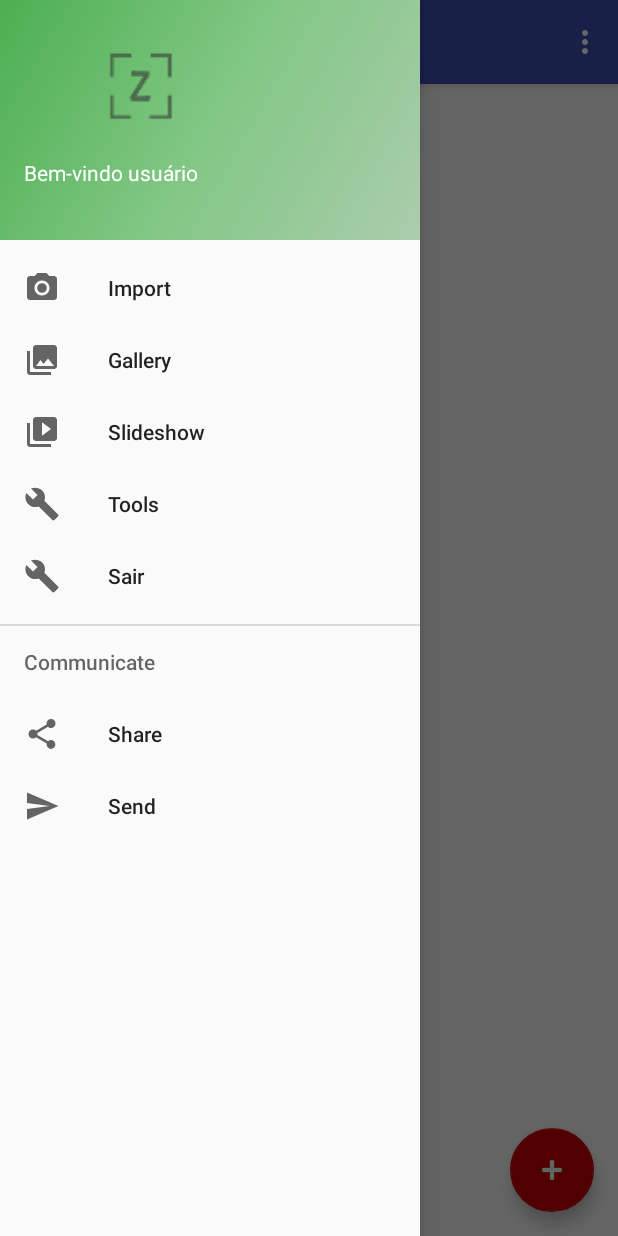
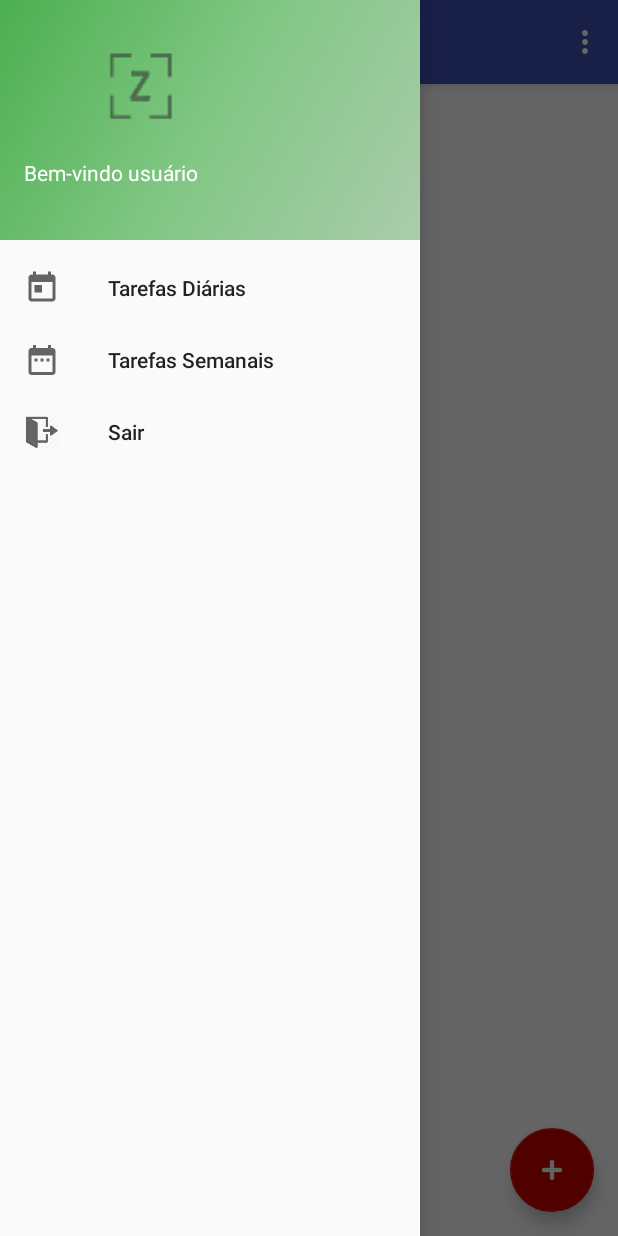
Before and after one commit to paulori22/ZenApp, an Android app: the TelaPrincipal screen opened directly, with no data from a screen before it, with the side drawer open, on a phone screen of 412 x 824 dp. Run offline under Robolectric (Android 15) with nearby library versions, the phone set to English and light mode, and no system bars; our stand-ins replace Firebase (no records; nobody signed in at launch, a user with empty details on screens opened directly); libraries missing offline, so code that uses them is left out: com.github.brnunes.swipeablerecyclerview; 2 statements that could not run were skipped.

Commit message:
Mudanca mo menu lateral, alterado os icones e agora so com tres opcoes tarefas diarias, semanais e sair

```diff
--- a/app/src/main/java/com/example/dispositivo/zenapp/CadastrarTarefa.java
+++ b/app/src/main/java/com/example/dispositivo/zenapp/CadastrarTarefa.java
@@ -1,6 +1,10 @@
 package com.example.dispositivo.zenapp;
 
+import android.animation.Animator;
+import android.animation.AnimatorListenerAdapter;
+import android.annotation.TargetApi;
 import android.content.Intent;
+import android.os.Build;
 import android.os.Bundle;
 import android.support.v7.app.AppCompatActivity;
 import android.support.v7.widget.LinearLayoutManager;
@@ -100,4 +104,5 @@ public class CadastrarTarefa extends AppCompatActivity {
             }
         });
     }
+
 }
--- a/app/src/main/java/com/example/dispositivo/zenapp/TelaPrincipal.java
+++ b/app/src/main/java/com/example/dispositivo/zenapp/TelaPrincipal.java
@@ -1,6 +1,10 @@
 package com.example.dispositivo.zenapp;
 
+import android.animation.Animator;
+import android.animation.AnimatorListenerAdapter;
+import android.annotation.TargetApi;
 import android.content.Intent;
+import android.os.Build;
 import android.os.Bundle;
 import android.os.Parcelable;
 import android.support.design.widget.FloatingActionButton;
@@ -149,19 +153,11 @@ public class TelaPrincipal extends AppCompatActivity
         // Handle navigation view item clicks here.
         int id = item.getItemId();
 
-        if (id == R.id.nav_camera) {
-            // Handle the camera action
-        } else if (id == R.id.nav_gallery) {
+        if (id == R.id.nav_diarias) {
+            // tarefas diariais
+        } else if (id == R.id.nav_semanais) {
 
-        } else if (id == R.id.nav_slideshow) {
-
-        } else if (id == R.id.nav_manage) {
-
-        } else if (id == R.id.nav_share) {
-
-        } else if (id == R.id.nav_send) {
-
-        } else if (id == R.id.nav_logout) {
+        }else if (id == R.id.nav_logout) {
             FirebaseAuth.getInstance().signOut();
             Intent Login = new Intent(getApplicationContext(),LoginActivity.class);
             startActivity(Login);
@@ -178,10 +174,7 @@ public class TelaPrincipal extends AppCompatActivity
         String nome = tarefa.getTitulo();
         String Descricao = tarefa.getDescricao();
 
-        //Toast.makeText(TelaPrincipal.this, nome , Toast.LENGTH_SHORT).show();
-        tarefa.setTitulo("atualizadissimo");
-        tarefa.setDescricao("boa garoto");
-        Toast.makeText(TelaPrincipal.this, "nome e descriçao atualizados" , Toast.LENGTH_SHORT).show();
+        Toast.makeText(TelaPrincipal.this, nome , Toast.LENGTH_SHORT).show();
     }
 
     public void setaRecyclerView() {
@@ -217,16 +210,6 @@ public class TelaPrincipal extends AppCompatActivity
             @Override
             public void onClick(View v) {
 
-                /*Tarefa tarefanew = new Tarefa();
-                tarefanew.setTitulo("Tarefa" + tarefasListas.size());
-                tarefanew.setDescricao("Descricao" + tarefasListas.size());
-                tarefanew.setId(String.valueOf(tarefasListas.size()));
-                bd.cadastrarTarefaDiaria(tarefanew);
-
-                //Adiciona a pessoa1 e avisa o adapter que o conteúdo
-                //da lista foi alterado
-                tarefasListas.add(tarefanew);
-                adapter.notifyDataSetChanged();*/
                 Intent CadastrarTarefa = new Intent(getApplicationContext(), CadastrarTarefa.class);
                 CadastrarTarefa.putExtra("com.example.dispositivo.zenapp.id_tarefa",String.valueOf(tarefasListas.size()));
                 startActivity(CadastrarTarefa);
@@ -257,11 +240,11 @@ public class TelaPrincipal extends AppCompatActivity
                                 for (final int position : reverseSortedPositions) {
                                     Toast.makeText(TelaPrincipal.this, tarefasListas.get(position).getTitulo() + " swiped left", Toast.LENGTH_SHORT).show();
                                     Snackbar snackbar = Snackbar
-                                            .make(mRecyclerView, "Desfazer Delete", Snackbar.LENGTH_LONG)
+                                            .make(mRecyclerView, "Desfazer remover tarefa", Snackbar.LENGTH_LONG)
                                             .setAction("UNDO", new View.OnClickListener() {
                                                 @Override
                                                 public void onClick(View view) {
-                                                    Snackbar snackbar1 = Snackbar.make(mRecyclerView, "Operacao de delete desfeita", Snackbar.LENGTH_SHORT);
+                                                    Snackbar snackbar1 = Snackbar.make(mRecyclerView, "Operacao de remover tarefa desfeita", Snackbar.LENGTH_SHORT);
                                                     snackbar1.show();
                                                     tarefasListas.add(del,retorna);
                                                     bd.cadastrarTarefaDiaria(retorna);
@@ -285,11 +268,11 @@ public class TelaPrincipal extends AppCompatActivity
                                 for (int position : reverseSortedPositions) {
                                     Toast.makeText(TelaPrincipal.this, tarefasListas.get(position).getTitulo() + " swiped right", Toast.LENGTH_SHORT).show();
                                     Snackbar snackbar = Snackbar
-                                            .make(mRecyclerView, "Desfazer Delete", Snackbar.LENGTH_LONG)
+                                            .make(mRecyclerView, "Desfazer remover tarefa", Snackbar.LENGTH_LONG)
                                             .setAction("UNDO", new View.OnClickListener() {
                                                 @Override
                                                 public void onClick(View view) {
-                                                    Snackbar snackbar1 = Snackbar.make(mRecyclerView, "Operacao de delete desfeita", Snackbar.LENGTH_SHORT);
+                                                    Snackbar snackbar1 = Snackbar.make(mRecyclerView, "Operacao de remover tarefa desfeita", Snackbar.LENGTH_SHORT);
                                                     snackbar1.show();
                                                     tarefasListas.add(del,retorna);
                                                     bd.cadastrarTarefaDiaria(retorna);
@@ -311,6 +294,8 @@ public class TelaPrincipal extends AppCompatActivity
                         });
 
         mRecyclerView.addOnItemTouchListener(swipeTouchListener);
+
+
     }
 
 
--- /dev/null
+++ b/app/src/main/res/drawable/ic_menu_diarias.xml
@@ -0,0 +1,9 @@
+<vector xmlns:android="http://schemas.android.com/apk/res/android"
+        android:width="24dp"
+        android:height="24dp"
+        android:viewportWidth="24.0"
+        android:viewportHeight="24.0">
+    <path
+        android:fillColor="#FF000000"
+        android:pathData="M19,3h-1L18,1h-2v2L8,3L8,1L6,1v2L5,3c-1.11,0 -1.99,0.9 -1.99,2L3,19c0,1.1 0.89,2 2,2h14c1.1,0 2,-0.9 2,-2L21,5c0,-1.1 -0.9,-2 -2,-2zM19,19L5,19L5,8h14v11zM7,10h5v5L7,15z"/>
+</vector>
--- /dev/null
+++ b/app/src/main/res/drawable/ic_menu_semanais.xml
@@ -0,0 +1,9 @@
+<vector xmlns:android="http://schemas.android.com/apk/res/android"
+        android:width="24dp"
+        android:height="24dp"
+        android:viewportWidth="24.0"
+        android:viewportHeight="24.0">
+    <path
+        android:fillColor="#FF000000"
+        android:pathData="M9,11L7,11v2h2v-2zM13,11h-2v2h2v-2zM17,11h-2v2h2v-2zM19,4h-1L18,2h-2v2L8,4L8,2L6,2v2L5,4c-1.11,0 -1.99,0.9 -1.99,2L3,20c0,1.1 0.89,2 2,2h14c1.1,0 2,-0.9 2,-2L21,6c0,-1.1 -0.9,-2 -2,-2zM19,20L5,20L5,9h14v11z"/>
+</vector>
--- a/app/src/main/res/menu/activity_tela_principal_drawer.xml
+++ b/app/src/main/res/menu/activity_tela_principal_drawer.xml
@@ -3,38 +3,16 @@
 
     <group android:checkableBehavior="single">
         <item
-            android:id="@+id/nav_camera"
-            android:icon="@drawable/ic_menu_camera"
-            android:title="Import" />
+            android:id="@+id/nav_diarias"
+            android:icon="@drawable/ic_menu_diarias"
+            android:title="Tarefas Diárias" />
         <item
-            android:id="@+id/nav_gallery"
-            android:icon="@drawable/ic_menu_gallery"
-            android:title="Gallery" />
-        <item
-            android:id="@+id/nav_slideshow"
-            android:icon="@drawable/ic_menu_slideshow"
-            android:title="Slideshow" />
-        <item
-            android:id="@+id/nav_manage"
-            android:icon="@drawable/ic_menu_manage"
-            android:title="Tools" />
+            android:id="@+id/nav_semanais"
+            android:icon="@drawable/ic_menu_semanais"
+            android:title="Tarefas Semanais" />
         <item
             android:id="@+id/nav_logout"
-            android:icon="@drawable/ic_menu_manage"
+            android:icon="@drawable/ic_menu_logout"
             android:title="Sair" />
     </group>
-
-    <item android:title="Communicate">
-        <menu>
-            <item
-                android:id="@+id/nav_share"
-                android:icon="@drawable/ic_menu_share"
-                android:title="Share" />
-            <item
-                android:id="@+id/nav_send"
-                android:icon="@drawable/ic_menu_send"
-                android:title="Send" />
-        </menu>
-    </item>
-
 </menu>
```
Also changed, not shown: app/src/main/res/drawable/ic_menu_logout.png (added).
